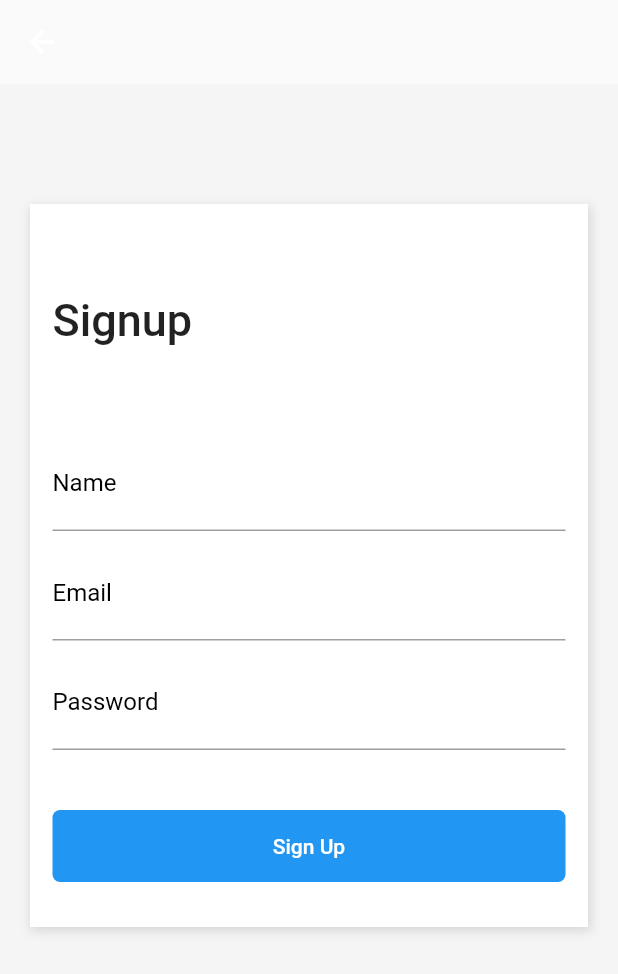
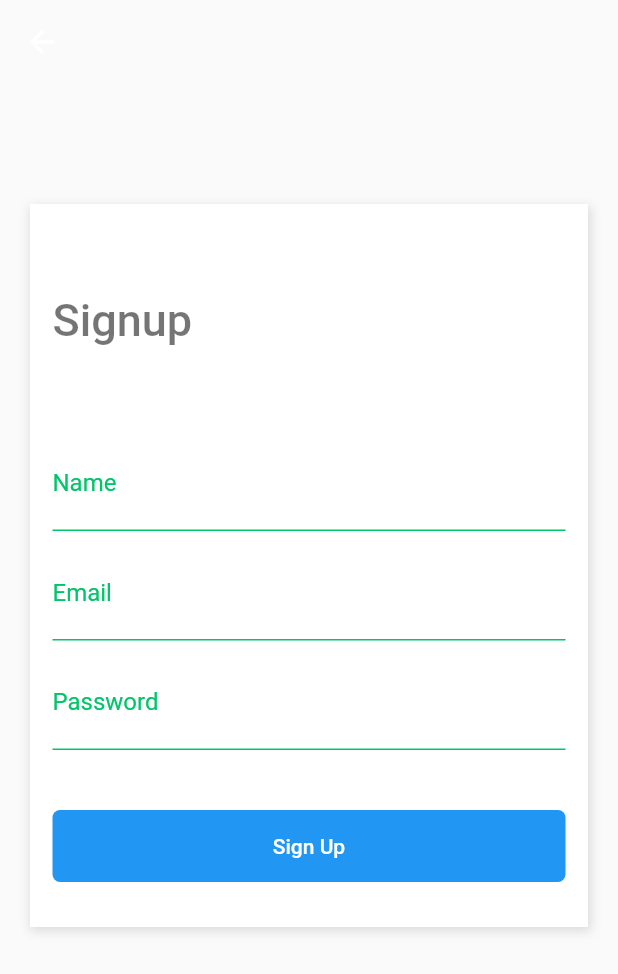
Before and after one commit to ohenriquemonte/layouts_flutter_baltaio, a Flutter app: the screen it shows after launch, item 3 of the bottom bar chosen, after a tap on "Sign Up", on a phone screen of 412 x 824 dp. Shown: the top 974 px of the screen. Run offline on Flutter 3.47's test engine with Material 2 defaults, Android fonts, the phone set to English and light mode, and no system bars.

Commit message:
Modulo 4 - Temas

```diff
--- a/lib/main.dart
+++ b/lib/main.dart
@@ -1,5 +1,8 @@
 import 'package:flutter/material.dart';
 import 'package:layouts_flutter/pages/tabs.page.dart';
+
+import 'themes/dark.theme.dart';
+import 'themes/light.theme.dart';
 
 void main() {
   runApp(const MyApp());
@@ -14,9 +17,7 @@ class MyApp extends StatelessWidget {
     return MaterialApp(
       title: 'Flutter Demo',
       debugShowCheckedModeBanner: false,
-      theme: ThemeData(
-        primarySwatch: Colors.blue,
-      ),
+      theme: lightTheme(),
       home: const DefaultTabController(length: 3, child: TabsPage()),
     );
   }
--- a/lib/pages/cart.page.dart
+++ b/lib/pages/cart.page.dart
@@ -26,14 +26,14 @@ class CartPage extends StatelessWidget {
                   padding: const EdgeInsets.only(left: 20, top: 20),
                   child: Column(
                     crossAxisAlignment: CrossAxisAlignment.start,
-                    children: const [
-                      Text('Total'),
-                      SizedBox(height: 5),
+                    children: [
+                      const Text('Total'),
+                      const SizedBox(height: 5),
                       Text(
                         '\$4250',
                         style: TextStyle(
                           fontSize: 20,
-                          color: Colors.blue,
+                          color: Theme.of(context).primaryColor,
                           fontWeight: FontWeight.bold,
                         ),
                       ),
@@ -43,18 +43,20 @@ class CartPage extends StatelessWidget {
                 Container(
                   height: 50,
                   width: 150,
-                  decoration: const BoxDecoration(
-                    color: Colors.blue,
-                    borderRadius: BorderRadius.all(
+                  decoration: BoxDecoration(
+                    color: Theme.of(context).primaryColor,
+                    borderRadius: const BorderRadius.all(
                       Radius.circular(5),
                     ),
                   ),
                   margin: const EdgeInsets.only(right: 20),
                   child: FlatButton(
                     onPressed: () {},
-                    child: const Text(
+                    child: Text(
                       'Checkout',
-                      style: TextStyle(color: Colors.white),
+                      style: TextStyle(
+                        color: Theme.of(context).colorScheme.secondary,
+                      ),
                     ),
                   ),
                 )
@@ -108,8 +110,8 @@ class CartPage extends StatelessWidget {
                 Text(title),
                 Text(
                   '\$$price',
-                  style: const TextStyle(
-                    color: Colors.blue,
+                  style: TextStyle(
+                    color: Theme.of(context).primaryColor,
                   ),
                 ),
                 const SizedBox(height: 10),
--- a/lib/pages/home.page.dart
+++ b/lib/pages/home.page.dart
@@ -12,7 +12,6 @@ class HomePage extends StatelessWidget {
   Widget build(BuildContext context) {
     return Scaffold(
       body: Container(
-        color: const Color(0xFFF5F5F5),
         padding: const EdgeInsets.all(10),
         child: Column(
           crossAxisAlignment: CrossAxisAlignment.stretch,
@@ -20,11 +19,9 @@ class HomePage extends StatelessWidget {
             const SizedBox(height: 60),
             const SearchBox(),
             const SizedBox(height: 30),
-            const Text(
+            Text(
               'Categories',
-              style: TextStyle(
-                fontSize: 30,
-              ),
+              style: Theme.of(context).textTheme.headline1,
             ),
             const SizedBox(height: 10),
             const SizedBox(
@@ -35,9 +32,9 @@ class HomePage extends StatelessWidget {
             Row(
               mainAxisAlignment: MainAxisAlignment.spaceBetween,
               children: [
-                const Text(
+                Text(
                   'Best Selling',
-                  style: TextStyle(fontSize: 30),
+                  style: Theme.of(context).textTheme.headline1,
                 ),
                 FlatButton(
                   child: const Text('See All'),
--- a/lib/pages/login.page.dart
+++ b/lib/pages/login.page.dart
@@ -12,7 +12,6 @@ class LoginPage extends StatelessWidget {
     return Scaffold(
       body: SingleChildScrollView(
         child: Container(
-          color: const Color(0xFFF5F5F5),
           padding:
               const EdgeInsets.only(top: 80, left: 20, right: 20, bottom: 40),
           child: Column(
@@ -20,7 +19,7 @@ class LoginPage extends StatelessWidget {
               Container(
                 height: 450,
                 decoration: const BoxDecoration(
-                  color: Colors.white,
+                  // color: Theme.of(context).colorScheme.secondary,
                   boxShadow: [
                     BoxShadow(
                       color: Colors.black12,
@@ -38,19 +37,23 @@ class LoginPage extends StatelessWidget {
                         mainAxisAlignment: MainAxisAlignment.spaceBetween,
                         children: [
                           Column(
-                            children: const [
+                            children: [
                               Text(
                                 'Welcome',
-                                style: TextStyle(
-                                  fontSize: 30,
-                                  fontWeight: FontWeight.w500,
-                                ),
+                                style: Theme.of(context).textTheme.headline3,
                               ),
-                              Text('Sign in to continue'),
+                              const Text(
+                                'Sign in to continue',
+                              ),
                             ],
                           ),
                           FlatButton(
-                            child: const Text('Sign Up'),
+                            child: Text(
+                              'Sign Up',
+                              style: TextStyle(
+                                color: Theme.of(context).primaryColor,
+                              ),
+                            ),
                             onPressed: () {
                               Navigator.push(
                                 context,
@@ -64,49 +67,83 @@ class LoginPage extends StatelessWidget {
                       ),
                       TextFormField(
                         keyboardType: TextInputType.emailAddress,
-                        decoration: const InputDecoration(
+                        decoration: InputDecoration(
                           labelText: 'Email',
                           labelStyle: TextStyle(
-                            color: Colors.black,
+                            color: Theme.of(context).primaryColor,
                             fontSize: 16,
                             fontWeight: FontWeight.w400,
                           ),
+                          enabledBorder: UnderlineInputBorder(
+                            borderSide: BorderSide(
+                              color: Theme.of(context).primaryColor,
+                            ),
+                          ),
+                          focusedBorder: UnderlineInputBorder(
+                            borderSide: BorderSide(
+                              color: Theme.of(context).primaryColor,
+                            ),
+                          ),
                         ),
-                        style: const TextStyle(fontSize: 20),
+                        style: TextStyle(
+                          fontSize: 20,
+                          color: Theme.of(context).primaryColor,
+                        ),
                       ),
                       const SizedBox(height: 10),
                       TextFormField(
                         keyboardType: TextInputType.text,
                         obscureText: true,
-                        decoration: const InputDecoration(
+                        decoration: InputDecoration(
                           labelText: 'Password',
                           labelStyle: TextStyle(
-                            color: Colors.black,
+                            color: Theme.of(context).primaryColor,
                             fontSize: 16,
                             fontWeight: FontWeight.w400,
                           ),
+                          enabledBorder: UnderlineInputBorder(
+                            borderSide: BorderSide(
+                              color: Theme.of(context).primaryColor,
+                            ),
+                          ),
+                          focusedBorder: UnderlineInputBorder(
+                            borderSide: BorderSide(
+                              color: Theme.of(context).primaryColor,
+                            ),
+                          ),
                         ),
-                        style: const TextStyle(fontSize: 20),
+                        style: TextStyle(
+                          fontSize: 20,
+                          color: Theme.of(context).primaryColor,
+                        ),
                       ),
                       Container(
                         alignment: Alignment.centerRight,
                         height: 40,
                         child: FlatButton(
                           onPressed: () {},
-                          child: const Text('Forgot your password?'),
+                          child: Text(
+                            'Forgot your password?',
+                            style: TextStyle(
+                              color: Theme.of(context).primaryColor,
+                            ),
+                          ),
                         ),
                       ),
                       const SizedBox(height: 10),
                       Container(
                         width: double.infinity,
-                        decoration: const BoxDecoration(
-                          color: Colors.blue,
-                          borderRadius: BorderRadius.all(Radius.circular(5)),
+                        decoration: BoxDecoration(
+                          color: Theme.of(context).primaryColor,
+                          borderRadius:
+                              const BorderRadius.all(Radius.circular(5)),
                         ),
                         child: FlatButton(
-                          child: const Text(
+                          child: Text(
                             'Sign In',
-                            style: TextStyle(color: Colors.white),
+                            style: TextStyle(
+                              color: Theme.of(context).colorScheme.secondary,
+                            ),
                           ),
                           onPressed: () {},
                         ),
@@ -128,7 +165,7 @@ class LoginPage extends StatelessWidget {
                 decoration: BoxDecoration(
                   border: Border.all(
                     width: 2,
-                    color: Colors.blue,
+                    color: Theme.of(context).primaryColor,
                   ),
                   borderRadius: const BorderRadius.all(Radius.circular(5)),
                 ),
@@ -158,7 +195,7 @@ class LoginPage extends StatelessWidget {
                 decoration: BoxDecoration(
                   border: Border.all(
                     width: 2,
-                    color: Colors.blue,
+                    color: Theme.of(context).primaryColor,
                   ),
                   borderRadius: const BorderRadius.all(Radius.circular(5)),
                 ),
--- a/lib/pages/signup.page.dart
+++ b/lib/pages/signup.page.dart
@@ -14,16 +14,19 @@ class SignupPage extends StatelessWidget {
       ),
       body: SingleChildScrollView(
         child: Container(
-          padding:
-              const EdgeInsets.only(top: 80, left: 20, right: 20, bottom: 40),
-          color: const Color(0xFFF5F5F5),
+          padding: const EdgeInsets.only(
+            top: 80,
+            left: 20,
+            right: 20,
+            bottom: 40,
+          ),
           child: Center(
             child: Column(
               children: [
                 Container(
-                  decoration: const BoxDecoration(
-                    color: Colors.white,
-                    boxShadow: [
+                  decoration: BoxDecoration(
+                    color: Theme.of(context).colorScheme.secondary,
+                    boxShadow: const [
                       BoxShadow(
                         color: Colors.black12,
                         offset: Offset(1, 2.0),
@@ -38,52 +41,88 @@ class SignupPage extends StatelessWidget {
                     child: Column(
                       crossAxisAlignment: CrossAxisAlignment.stretch,
                       children: [
-                        const Text(
+                        Text(
                           'Signup',
-                          style: TextStyle(
-                            fontSize: 30,
-                            fontWeight: FontWeight.w500,
-                          ),
+                          style: Theme.of(context).textTheme.headline3,
                         ),
                         const SizedBox(height: 60),
                         TextFormField(
                           keyboardType: TextInputType.text,
-                          decoration: const InputDecoration(
+                          decoration: InputDecoration(
                             labelText: 'Name',
                             labelStyle: TextStyle(
-                              color: Colors.black,
+                              color: Theme.of(context).primaryColor,
                               fontSize: 16,
                               fontWeight: FontWeight.w400,
                             ),
+                            enabledBorder: UnderlineInputBorder(
+                              borderSide: BorderSide(
+                                color: Theme.of(context).primaryColor,
+                              ),
+                            ),
+                            focusedBorder: UnderlineInputBorder(
+                              borderSide: BorderSide(
+                                color: Theme.of(context).primaryColor,
+                              ),
+                            ),
                           ),
-                          style: const TextStyle(fontSize: 20),
+                          style: TextStyle(
+                            fontSize: 20,
+                            color: Theme.of(context).primaryColor,
+                          ),
                         ),
                         const SizedBox(height: 10),
                         TextFormField(
                           keyboardType: TextInputType.emailAddress,
-                          decoration: const InputDecoration(
+                          decoration: InputDecoration(
                             labelText: 'Email',
                             labelStyle: TextStyle(
-                              color: Colors.black,
+                              color: Theme.of(context).primaryColor,
                               fontSize: 16,
                               fontWeight: FontWeight.w400,
                             ),
+                            enabledBorder: UnderlineInputBorder(
+                              borderSide: BorderSide(
+                                color: Theme.of(context).primaryColor,
+                              ),
+                            ),
+                            focusedBorder: UnderlineInputBorder(
+                              borderSide: BorderSide(
+                                color: Theme.of(context).primaryColor,
+                              ),
+                            ),
                           ),
-                          style: const TextStyle(fontSize: 20),
+                          style: TextStyle(
+                            fontSize: 20,
+                            color: Theme.of(context).primaryColor,
+                          ),
                         ),
                         const SizedBox(height: 10),
                         TextFormField(
                           obscureText: true,
                           keyboardType: TextInputType.text,
-                          decoration: const InputDecoration(
+                          decoration: InputDecoration(
                             labelText: 'Password',
                             labelStyle: TextStyle(
-                              color: Colors.black,
+                              color: Theme.of(context).primaryColor,
                               fontSize: 16,
                               fontWeight: FontWeight.w400,
                             ),
+                            enabledBorder: UnderlineInputBorder(
+                              borderSide: BorderSide(
+                                color: Theme.of(context).primaryColor,
+                              ),
+                            ),
+                            focusedBorder: UnderlineInputBorder(
+                              borderSide: BorderSide(
+                                color: Theme.of(context).primaryColor,
+                              ),
+                            ),
                           ),
-                          style: const TextStyle(fontSize: 20),
+                          style: TextStyle(
+                            fontSize: 20,
+                            color: Theme.of(context).primaryColor,
+                          ),
                         ),
                         const SizedBox(height: 40),
                         Container(
@@ -93,9 +132,11 @@ class SignupPage extends StatelessWidget {
                             borderRadius: BorderRadius.all(Radius.circular(5)),
                           ),
                           child: FlatButton(
-                            child: const Text(
+                            child: Text(
                               'Sign Up',
-                              style: TextStyle(color: Colors.white),
+                              style: TextStyle(
+                                color: Theme.of(context).colorScheme.secondary,
+                              ),
                             ),
                             onPressed: () {},
                           ),
--- a/lib/pages/tabs.page.dart
+++ b/lib/pages/tabs.page.dart
@@ -8,8 +8,8 @@ class TabsPage extends StatelessWidget {
 
   @override
   Widget build(BuildContext context) {
-    return const Scaffold(
-      body: TabBarView(
+    return Scaffold(
+      body: const TabBarView(
         children: [
           HomePage(),
           CartPage(),
@@ -17,16 +17,16 @@ class TabsPage extends StatelessWidget {
         ],
       ),
       bottomNavigationBar: TabBar(
-        tabs: [
+        tabs: const [
           Tab(icon: Icon(Icons.home)),
           Tab(icon: Icon(Icons.shopping_cart)),
           Tab(icon: Icon(Icons.perm_identity)),
         ],
-        labelColor: Colors.blue,
+        labelColor: Theme.of(context).primaryColor,
         unselectedLabelColor: Colors.black38,
         indicatorSize: TabBarIndicatorSize.label,
-        indicatorPadding: EdgeInsets.all(5),
-        indicatorColor: Colors.blue,
+        indicatorPadding: const EdgeInsets.all(5),
+        indicatorColor: Theme.of(context).primaryColor,
       ),
     );
   }
--- /dev/null
+++ b/lib/themes/dark.theme.dart
@@ -0,0 +1,25 @@
+import 'package:flutter/material.dart';
+
+const brightness = Brightness.dark;
+const primaryColor = Color(0XFF00C569);
+const lightColor = Color(0XFFFFFFFF);
+const backgroundColor = Color(0XFFF5F5F5);
+
+ThemeData darkTheme() {
+  return ThemeData(
+    brightness: brightness,
+    primaryColor: primaryColor,
+    colorScheme: ColorScheme.fromSwatch().copyWith(
+      secondary: Colors.white,
+      brightness: brightness,
+    ),
+    textTheme: const TextTheme(
+      headline1: TextStyle(fontSize: 30),
+      headline3: TextStyle(
+        fontSize: 30,
+        fontWeight: FontWeight.w500,
+      ),
+    ),
+    textSelectionTheme: const TextSelectionThemeData(cursorColor: primaryColor),
+  );
+}
--- /dev/null
+++ b/lib/themes/light.theme.dart
@@ -0,0 +1,25 @@
+import 'package:flutter/material.dart';
+
+const brightness = Brightness.light;
+const primaryColor = Color(0XFF00C569);
+const lightColor = Color(0XFFFFFFFF);
+const backgroundColor = Color(0XFFF5F5F5);
+
+ThemeData lightTheme() {
+  return ThemeData(
+    brightness: brightness,
+    primaryColor: primaryColor,
+    colorScheme: ColorScheme.fromSwatch().copyWith(
+      secondary: Colors.white,
+      brightness: brightness,
+    ),
+    textTheme: const TextTheme(
+      headline1: TextStyle(fontSize: 30),
+      headline3: TextStyle(
+        fontSize: 30,
+        fontWeight: FontWeight.w500,
+      ),
+    ),
+    textSelectionTheme: const TextSelectionThemeData(cursorColor: primaryColor),
+  );
+}
--- a/lib/widgets/product/product-item.widget.dart
+++ b/lib/widgets/product/product-item.widget.dart
@@ -63,10 +63,10 @@ class ProductItem extends StatelessWidget {
           const SizedBox(height: 5),
           Text(
             '\$ $price',
-            style: const TextStyle(
+            style: TextStyle(
               fontSize: 16,
               fontWeight: FontWeight.bold,
-              color: Color(0xFF00C569),
+              color: Theme.of(context).primaryColor,
             ),
           ),
         ],
--- a/lib/widgets/search-box.widget.dart
+++ b/lib/widgets/search-box.widget.dart
@@ -22,16 +22,19 @@ class SearchBox extends StatelessWidget {
             padding: const EdgeInsets.only(left: 10),
             child: TextFormField(
               keyboardType: TextInputType.text,
-              decoration: const InputDecoration(
+              decoration: InputDecoration(
                 border: InputBorder.none,
                 labelText: 'Search',
                 labelStyle: TextStyle(
                   fontWeight: FontWeight.w300,
-                  color: Colors.blue,
+                  color: Theme.of(context).primaryColor,
                   fontSize: 16,
                 ),
               ),
-              style: const TextStyle(fontSize: 20, color: Colors.blue),
+              style: TextStyle(
+                fontSize: 20,
+                color: Theme.of(context).primaryColor,
+              ),
             ),
           ),
         ],
```
